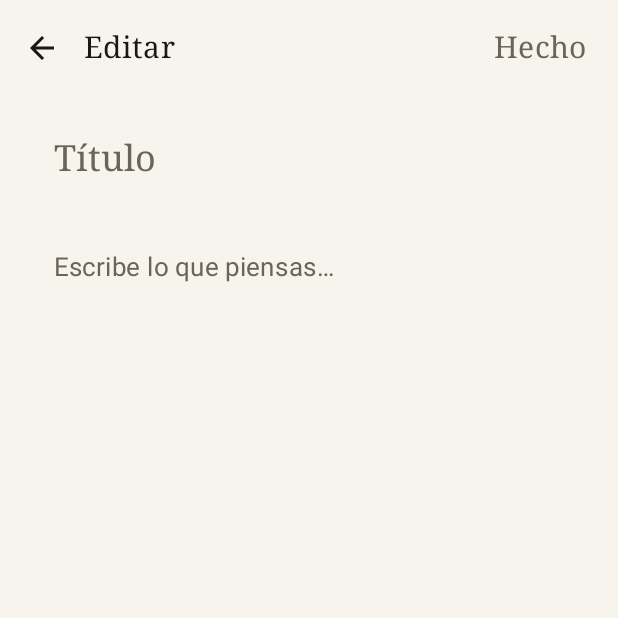
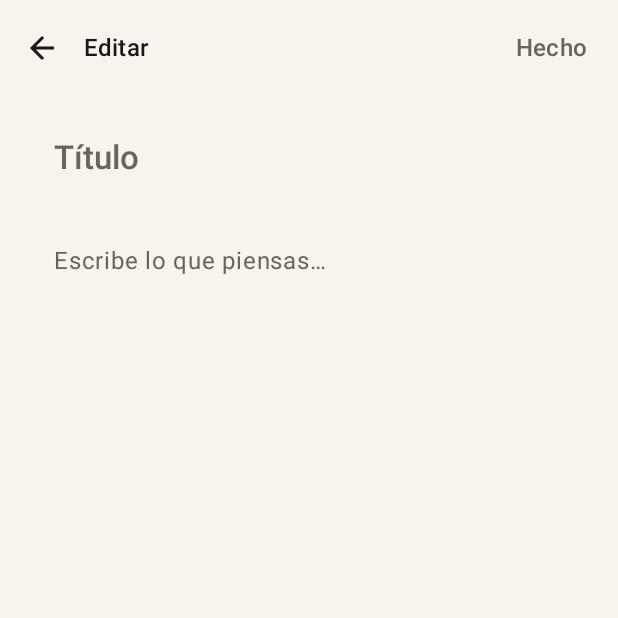
Before and after one commit to wandersepulveda2013/ordia-android, an Android app built with Jetpack Compose: the screen it shows after launch (MainActivity), after a tap on "Nueva nota", on a phone screen of 412 x 824 dp, the top half of it. Run offline under Robolectric (Android 15) with nearby library versions, the phone set to English and light mode, and no system bars; our stand-ins replace Room's generated code.

Commit message:
Implement Ordía Design System and Foundation
- Defined OrdiaTypography with light weights and clean tracking
- Added semantic colors (SemanticAlert, SemanticSuccess, SemanticFocus)
- Created OrdiaDesignSystem.kt containing foundational components (OrdiaButton, OrdiaInput, OrdiaCard, OrdiaTask, etc.)
- Swapped standard OutlinedTextField and Button for Ordia versions where appropriate
- Ensured usage of HorizontalDivider and AutoMirrored icons
- Set up transparent theme variants

Co-authored-by: wandersepulveda2013 <308435692+wandersepulveda2013@users.noreply.github.com>

```diff
--- a/app/src/main/java/com/ordia/app/ui/theme/PaperColors.kt
+++ b/app/src/main/java/com/ordia/app/ui/theme/PaperColors.kt
@@ -14,3 +14,14 @@ val DarkInkRaised = Color(0xFF1F1C17)
 val PageOnDark = Color(0xFFE9E3D6)
 val PageMuted = Color(0xFF9A9388)
 val DarkRule = Color(0xFF2E2A23)
+
+// Semantic colors
+val SemanticAlert = Color(0xFFD32F2F)
+val SemanticSuccess = Color(0xFF388E3C)
+val SemanticFocus = Color(0xFF1976D2)
+val SemanticWarning = Color(0xFFF57C00)
+
+val SemanticAlertDark = Color(0xFFEF5350)
+val SemanticSuccessDark = Color(0xFF66BB6A)
+val SemanticFocusDark = Color(0xFF42A5F5)
+val SemanticWarningDark = Color(0xFFFFA726)
--- a/app/src/main/java/com/ordia/app/ui/theme/Theme.kt
+++ b/app/src/main/java/com/ordia/app/ui/theme/Theme.kt
@@ -2,17 +2,10 @@ package com.ordia.app.ui.theme
 
 import androidx.compose.foundation.isSystemInDarkTheme
 import androidx.compose.material3.MaterialTheme
-import androidx.compose.material3.Typography
 import androidx.compose.material3.darkColorScheme
 import androidx.compose.material3.lightColorScheme
 import androidx.compose.runtime.Composable
-import androidx.compose.ui.text.font.FontFamily
-import androidx.compose.ui.unit.sp
 
-/**
- * A restrained, paper-and-ink palette. No accent colors: the only chroma is the
- * page itself, so the writing stays the focus.
- */
 private val LightPaper = lightColorScheme(
     primary = Ink,
     onPrimary = Page,
@@ -25,6 +18,10 @@ private val LightPaper = lightColorScheme(
     surfaceVariant = SoftPaper,
     onSurfaceVariant = InkMuted,
     outline = Rule,
+    error = SemanticAlert,
+    onError = Page,
+    tertiary = SemanticFocus,
+    onTertiary = Page,
 )
 
 private val DarkPaper = darkColorScheme(
@@ -39,6 +36,10 @@ private val DarkPaper = darkColorScheme(
     surfaceVariant = DarkInkRaised,
     onSurfaceVariant = PageMuted,
     outline = DarkRule,
+    error = SemanticAlertDark,
+    onError = DarkInk,
+    tertiary = SemanticFocusDark,
+    onTertiary = DarkInk,
 )
 
 @Composable
@@ -46,18 +47,9 @@ fun NotepadTheme(
     darkTheme: Boolean = isSystemInDarkTheme(),
     content: @Composable () -> Unit,
 ) {
-    val base = Typography()
-    val type = Typography(
-        bodyLarge = base.bodyLarge.copy(fontSize = 17.sp, lineHeight = 28.sp),
-        bodyMedium = base.bodyMedium.copy(fontSize = 16.sp, lineHeight = 26.sp),
-        titleLarge = base.titleLarge.copy(fontFamily = FontFamily.Serif, fontSize = 24.sp),
-        titleMedium = base.titleMedium.copy(fontFamily = FontFamily.Serif, fontSize = 20.sp),
-        titleSmall = base.titleSmall.copy(fontFamily = FontFamily.Serif),
-        labelSmall = base.labelSmall.copy(fontSize = 11.sp),
-    )
     MaterialTheme(
         colorScheme = if (darkTheme) DarkPaper else LightPaper,
-        typography = type,
+        typography = OrdiaTypography,
         content = content,
     )
 }
--- /dev/null
+++ b/app/src/main/java/com/ordia/app/ui/theme/Type.kt
@@ -0,0 +1,115 @@
+package com.ordia.app.ui.theme
+
+import androidx.compose.material3.Typography
+import androidx.compose.ui.text.TextStyle
+import androidx.compose.ui.text.font.FontFamily
+import androidx.compose.ui.text.font.FontWeight
+import androidx.compose.ui.unit.sp
+
+val OrdiaTypography = Typography(
+    displayLarge = TextStyle(
+        fontFamily = FontFamily.Default,
+        fontWeight = FontWeight.Light,
+        fontSize = 57.sp,
+        lineHeight = 64.sp,
+        letterSpacing = (-0.25).sp
+    ),
+    displayMedium = TextStyle(
+        fontFamily = FontFamily.Default,
+        fontWeight = FontWeight.Light,
+        fontSize = 45.sp,
+        lineHeight = 52.sp,
+        letterSpacing = 0.sp
+    ),
+    displaySmall = TextStyle(
+        fontFamily = FontFamily.Default,
+        fontWeight = FontWeight.Normal,
+        fontSize = 36.sp,
+        lineHeight = 44.sp,
+        letterSpacing = 0.sp
+    ),
+    headlineLarge = TextStyle(
+        fontFamily = FontFamily.Default,
+        fontWeight = FontWeight.Normal,
+        fontSize = 32.sp,
+        lineHeight = 40.sp,
+        letterSpacing = 0.sp
+    ),
+    headlineMedium = TextStyle(
+        fontFamily = FontFamily.Default,
+        fontWeight = FontWeight.Normal,
+        fontSize = 28.sp,
+        lineHeight = 36.sp,
+        letterSpacing = 0.sp
+    ),
+    headlineSmall = TextStyle(
+        fontFamily = FontFamily.Default,
+        fontWeight = FontWeight.Normal,
+        fontSize = 24.sp,
+        lineHeight = 32.sp,
+        letterSpacing = 0.sp
+    ),
+    titleLarge = TextStyle(
+        fontFamily = FontFamily.Default,
+        fontWeight = FontWeight.Medium,
+        fontSize = 22.sp,
+        lineHeight = 28.sp,
+        letterSpacing = 0.sp
+    ),
+    titleMedium = TextStyle(
+        fontFamily = FontFamily.Default,
+        fontWeight = FontWeight.Medium,
+        fontSize = 16.sp,
+        lineHeight = 24.sp,
+        letterSpacing = 0.15.sp
+    ),
+    titleSmall = TextStyle(
+        fontFamily = FontFamily.Default,
+        fontWeight = FontWeight.Medium,
+        fontSize = 14.sp,
+        lineHeight = 20.sp,
+        letterSpacing = 0.1.sp
+    ),
+    bodyLarge = TextStyle(
+        fontFamily = FontFamily.Default,
+        fontWeight = FontWeight.Normal,
+        fontSize = 16.sp,
+        lineHeight = 26.sp,
+        letterSpacing = 0.5.sp
+    ),
+    bodyMedium = TextStyle(
+        fontFamily = FontFamily.Default,
+        fontWeight = FontWeight.Normal,
+        fontSize = 14.sp,
+        lineHeight = 24.sp,
+        letterSpacing = 0.25.sp
+    ),
+    bodySmall = TextStyle(
+        fontFamily = FontFamily.Default,
+        fontWeight = FontWeight.Normal,
+        fontSize = 12.sp,
+        lineHeight = 16.sp,
+        letterSpacing = 0.4.sp
+    ),
+    labelLarge = TextStyle(
+        fontFamily = FontFamily.Default,
+        fontWeight = FontWeight.Medium,
+        fontSize = 14.sp,
+        lineHeight = 20.sp,
+        letterSpacing = 0.1.sp
+    ),
+    labelMedium = TextStyle(
+        fontFamily = FontFamily.Default,
+        fontWeight = FontWeight.Medium,
+        fontSize = 12.sp,
+        lineHeight = 16.sp,
+        letterSpacing = 0.5.sp
+    ),
+    labelSmall = TextStyle(
+        fontFamily = FontFamily.Default,
+        fontWeight = FontWeight.Medium,
+        fontSize = 11.sp,
+        lineHeight = 16.sp,
+        letterSpacing = 0.5.sp
+    )
+)
```
Also changed, not shown: app/src/main/java/com/ordia/app/ui/components/OrdiaDesignSystem.kt (added, +356 -0 lines), 1 other file.
